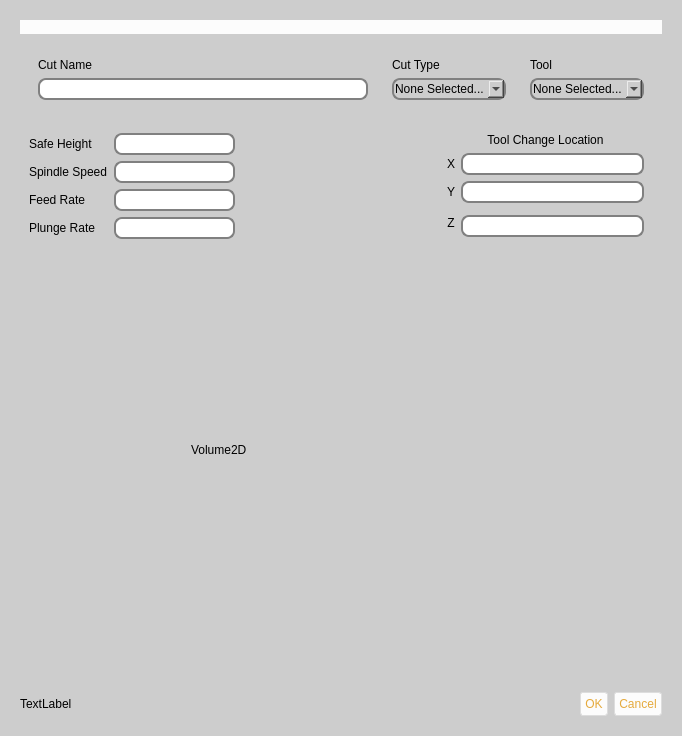
Old version of the form buildbotics/resources/ui/cut.ui in the repository DougCoffland/FreeCADGCodeWB.
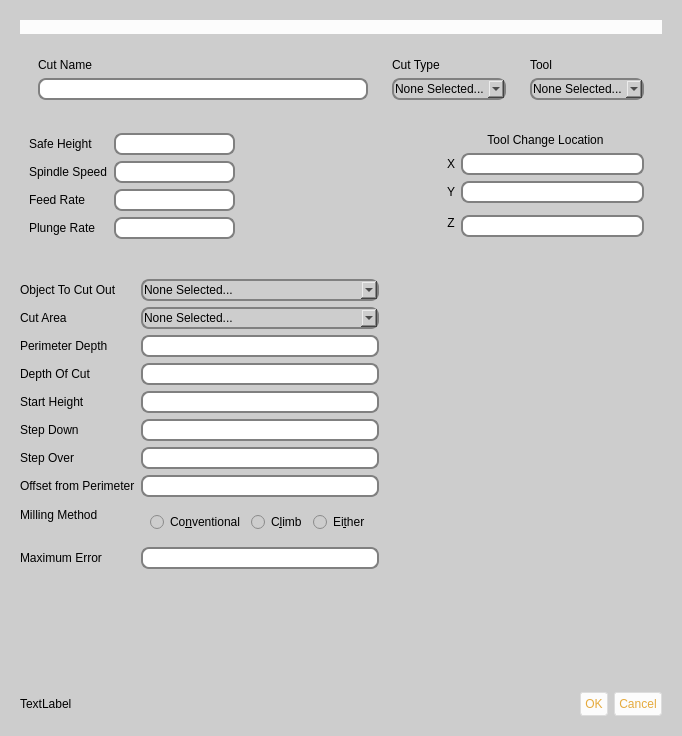
New version of the form. The open tabs and pages were chosen to show the change. Icons and pictures are not drawn.

What changed in the file:
```diff
--- a/buildbotics/resources/ui/cut.ui
+++ b/buildbotics/resources/ui/cut.ui
@@ -1726,19 +1726,225 @@
       </layout>
      </widget>
      <widget class="QWidget" name="page_6">
-      <widget class="QLabel" name="label_21">
-       <property name="geometry">
-        <rect>
-         <x>180</x>
-         <y>170</y>
-         <width>67</width>
-         <height>19</height>
-        </rect>
-       </property>
-       <property name="text">
-        <string>Volume2D</string>
-       </property>
-      </widget>
+      <layout class="QHBoxLayout" name="horizontalLayout_20">
+       <item>
+        <layout class="QFormLayout" name="formLayout_5">
+         <item row="0" column="0">
+          <widget class="QLabel" name="volume2DObjectToCutL">
+           <property name="text">
+            <string>Object To Cut Out</string>
+           </property>
+          </widget>
+         </item>
+         <item row="0" column="1">
+          <widget class="QComboBox" name="volume2DObjectToCutCB">
+           <property name="toolTip">
+            <string>Select the shape will be cut out.</string>
+           </property>
+           <item>
+            <property name="text">
+             <string>None Selected...</string>
+            </property>
+           </item>
+          </widget>
+         </item>
+         <item row="1" column="0">
+          <widget class="QLabel" name="volume2DCutAreaL">
+           <property name="toolTip">
+            <string/>
+           </property>
+           <property name="text">
+            <string>Cut Area</string>
+           </property>
+          </widget>
+         </item>
+         <item row="3" column="0">
+          <widget class="QLabel" name="volume2DDepthOfCutL">
+           <property name="text">
+            <string>Depth Of Cut</string>
+           </property>
+          </widget>
+         </item>
+         <item row="3" column="1">
+          <widget class="QLineEdit" name="volume2DDepthOfCutE">
+           <property name="toolTip">
+            <string comment="Enter the maximum depth of this cut.">Enter the distance from the z-axis origin
+to the bottom of the pocket./nNote - a positive value is entered even cutting
+goes down from the z origin.</string>
+           </property>
+          </widget>
+         </item>
+         <item row="2" column="0">
+          <widget class="QLabel" name="volume2DPerimeterDepthL">
+           <property name="text">
+            <string>Perimeter Depth</string>
+           </property>
+          </widget>
+         </item>
+         <item row="2" column="1">
+          <widget class="QLineEdit" name="volume2DPerimeterDepthE">
+           <property name="toolTip">
+            <string>Specify the distance below the Z-origin
+where the object perimeter will be defined.</string>
+           </property>
+          </widget>
+         </item>
+         <item row="4" column="0">
+          <widget class="QLabel" name="volume2DStartHeightL">
+           <property name="text">
+            <string>Start Height</string>
+           </property>
+          </widget>
+         </item>
+         <item row="4" column="1">
+          <widget class="QLineEdit" name="volume2DStartHeightE">
+           <property name="toolTip">
+            <string>Specifies the height relative to the Z-axis
+origin were cutting starts.</string>
+           </property>
+          </widget>
+         </item>
+         <item row="5" column="0">
+          <widget class="QLabel" name="volume2DStepDownL">
+           <property name="text">
+            <string>Step Down</string>
+           </property>
+          </widget>
+         </item>
+         <item row="5" column="1">
+          <widget class="QLineEdit" name="volume2DStepDownE">
+           <property name="toolTip">
+            <string>Enter the distance to step down
+with each pass.</string>
+           </property>
+          </widget>
+         </item>
+         <item row="6" column="0">
+          <widget class="QLabel" name="volume2DStepOverL">
+           <property name="text">
+            <string>Step Over</string>
+           </property>
+          </widget>
+         </item>
+         <item row="6" column="1">
+          <widget class="QLineEdit" name="volume2DStepOverE">
+           <property name="toolTip">
+            <string>Enter the distance to step over
+with each pass.</string>
+           </property>
+          </widget>
+         </item>
+         <item row="7" column="0">
+          <widget class="QLabel" name="volume2DOffsetFromPerimeterL">
+           <property name="text">
+            <string>Offset from Perimeter</string>
+           </property>
+          </widget>
+         </item>
+         <item row="7" column="1">
+          <widget class="QLineEdit" name="volume2DOffsetFromPerimeterE">
+           <property name="toolTip">
+            <string>The distance that the edge of the cut
+will be from the perimeter.
+A value of zero means that
+the center of the bit will be
+on the perimeter.</string>
+           </property>
+          </widget>
+         </item>
+         <item row="8" column="0">
+          <widget class="QLabel" name="volume2DMillingMethodL">
+           <property name="text">
+            <string>Milling Method</string>
+           </property>
+          </widget>
+         </item>
+         <item row="8" column="1">
+          <widget class="QFrame" name="frame_26">
+           <property name="frameShape">
+            <enum>QFrame::StyledPanel</enum>
+           </property>
+           <property name="frameShadow">
+            <enum>QFrame::Raised</enum>
+           </property>
+           <layout class="QHBoxLayout" name="horizontalLayout_19">
+            <item>
+             <widget class="QRadioButton" name="volume2DConventionalRB">
+              <property name="toolTip">
+               <string>Cutting front edge turns away from the material.</string>
+              </property>
+              <property name="text">
+               <string>Co&amp;nventional</string>
+              </property>
+             </widget>
+            </item>
+            <item>
+             <widget class="QRadioButton" name="volume2DClimbRB">
+              <property name="toolTip">
+               <string>Cutting front edge turns towards the material.</string>
+              </property>
+              <property name="text">
+               <string>C&amp;limb</string>
+              </property>
+             </widget>
+            </item>
+            <item>
+             <widget class="QRadioButton" name="volume2DEitherRB">
+              <property name="toolTip">
+               <string>System chooses the milling method.</string>
+              </property>
+              <property name="text">
+               <string>Ei&amp;ther</string>
+              </property>
+             </widget>
+            </item>
+           </layout>
+          </widget>
+         </item>
+         <item row="9" column="0">
+          <widget class="QLabel" name="volume2DMaximumErrorL">
+           <property name="text">
+            <string>Maximum Error</string>
+           </property>
+          </widget>
+         </item>
+         <item row="9" column="1">
+          <widget class="QLineEdit" name="volume2DMaximumErrorE">
+           <property name="toolTip">
+            <string>The distance that bit can deviate from the exact path.
+Higher values greatly reduce the size of the
+resulting GCode file and reduce cutting time.</string>
+           </property>
+          </widget>
+         </item>
+         <item row="1" column="1">
+          <widget class="QComboBox" name="volume2DCutAreaCB">
+           <property name="toolTip">
+            <string>Select the shape that will define the area to be cut.</string>
+           </property>
+           <item>
+            <property name="text">
+             <string>None Selected...</string>
+            </property>
+           </item>
+          </widget>
+         </item>
+        </layout>
+       </item>
+       <item>
+        <spacer name="horizontalSpacer_7">
+         <property name="orientation">
+          <enum>Qt::Horizontal</enum>
+         </property>
+         <property name="sizeHint" stdset="0">
+          <size>
+           <width>163</width>
+           <height>20</height>
+          </size>
+         </property>
+        </spacer>
+       </item>
+      </layout>
      </widget>
      <widget class="QWidget" name="page_7">
       <widget class="QLabel" name="label_22">
```
Left out of the diff: 7 changed lines with no effect on the pictures.
